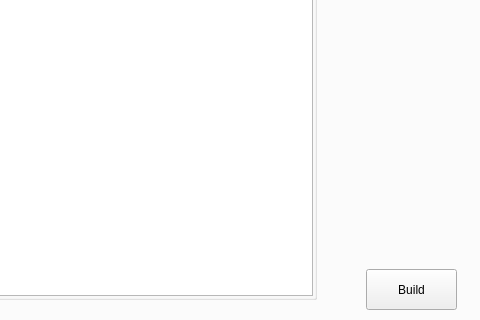
The window that form.ui (kenzofeng/dclient) describes before a commit, drawn with Qt 5; both pictures show x 506 to 986 and y 237 to 557 of the 986 by 557 pixel window.
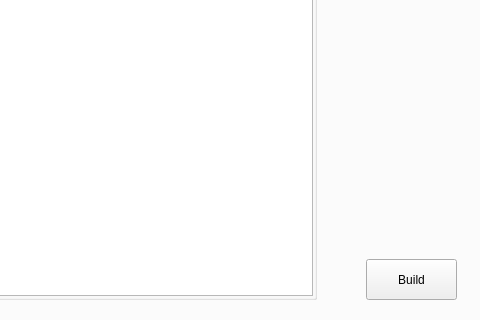
The same window after the commit. The open tabs and pages were chosen to show the change.

What changed in the file:
```diff
--- a/form.ui
+++ b/form.ui
@@ -36,7 +36,7 @@
      <property name="geometry">
       <rect>
        <x>870</x>
-       <y>480</y>
+       <y>470</y>
        <width>91</width>
        <height>41</height>
       </rect>
```
Left out of the diff: 16 changed lines with no effect on the pictures.
